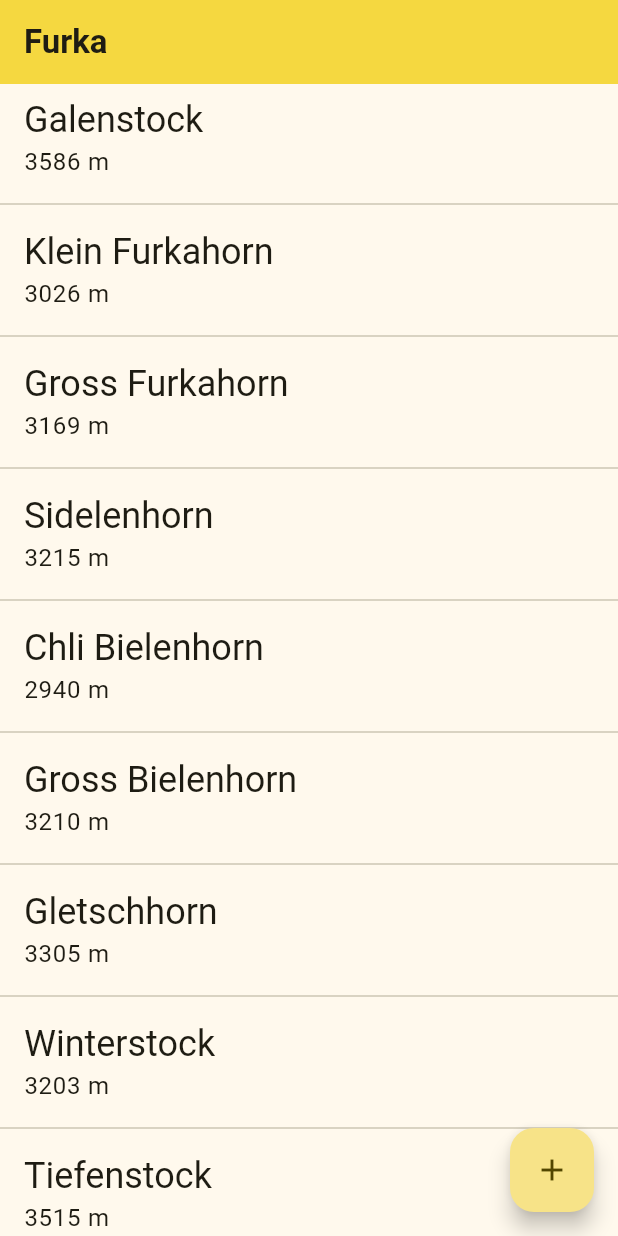
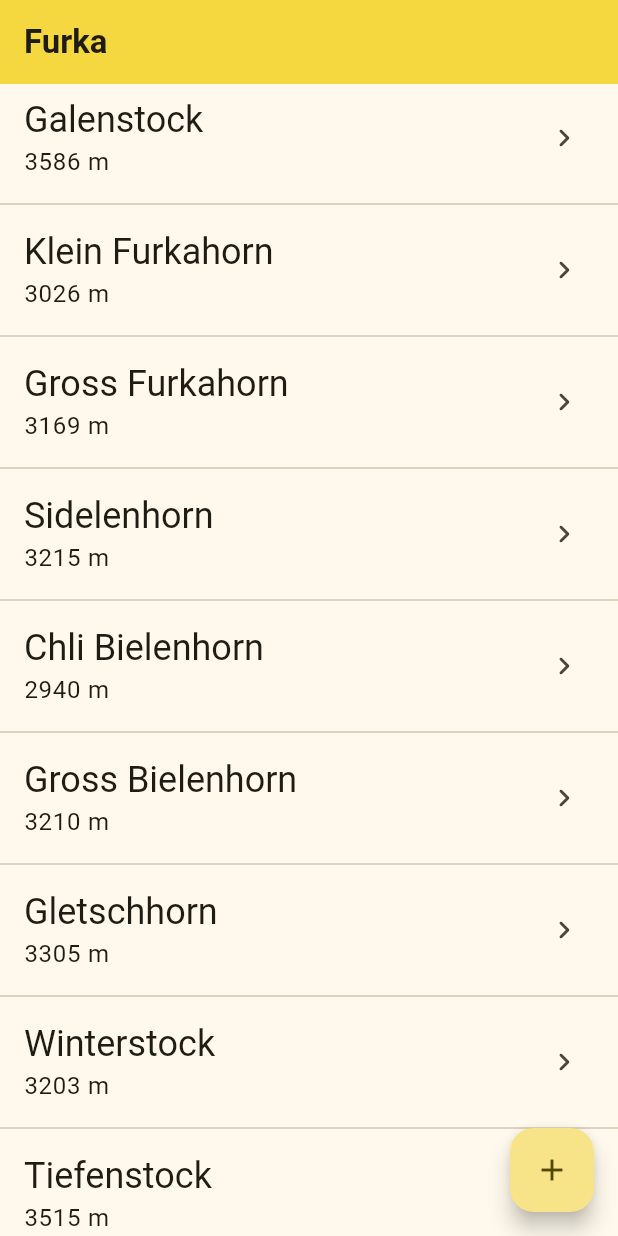
Before and after one commit to r3econ/flutter-places, a Flutter app: the screen it shows after launch, on a phone screen of 412 x 824 dp. Run offline on Flutter 3.47's test engine with Material 3 defaults, Android fonts, the phone set to English and light mode, and no system bars.

Commit message:
Add chevron

```diff
--- a/furka/lib/pages/home_page.dart
+++ b/furka/lib/pages/home_page.dart
@@ -32,6 +32,7 @@ class _HomePageState extends State<HomePage> {
             return ListTile(
               title: item.buildTitle(context),
               subtitle: item.buildSubtitle(context),
+              trailing: Icon(Icons.chevron_right_rounded),
               onTap: () {
                 // Go to the next screen with Navigator.push
               },
```
